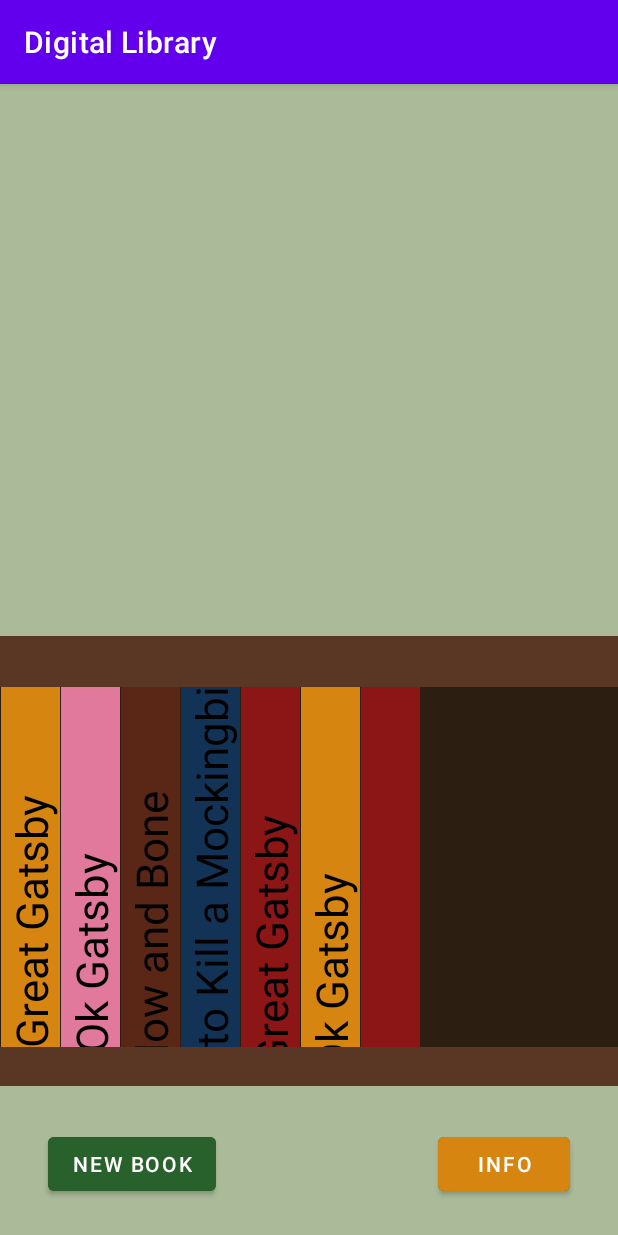
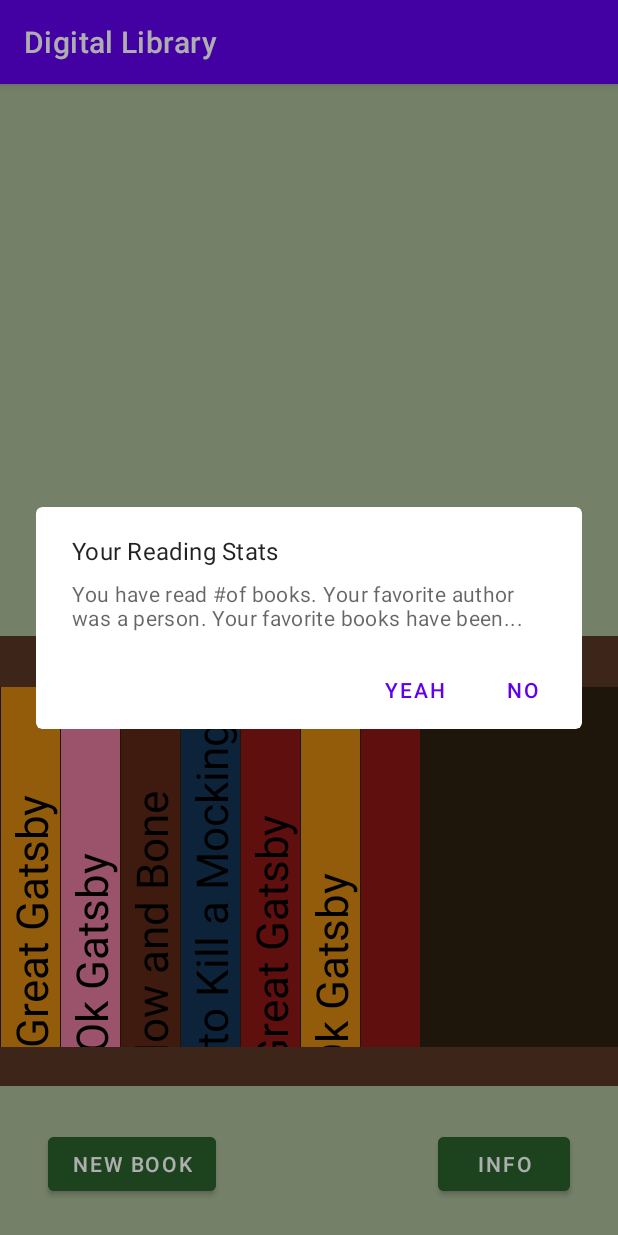
Before and after one commit to EmmaBelle13/Digital_Library, an Android app: the screen it shows after launch (MainActivity), after a tap on "INFO", on a phone screen of 412 x 824 dp. Run offline under Robolectric (Android 15) with nearby library versions, the phone set to English and light mode, and no system bars; our stand-ins replace Firebase (no records; nobody signed in at launch, a user with empty details on screens opened directly); 1 other tap on this screen came first.

Commit message:
beginning of the setting up of alert dialog

```diff
--- a/app/src/main/java/com/example/digitallibrary/BookViewModel.kt
+++ b/app/src/main/java/com/example/digitallibrary/BookViewModel.kt
@@ -8,7 +8,7 @@ class BookViewModel: ViewModel() {
 
     private var _books = mutableListOf<Book>(Book("The Great Gatsby","Fitzgerald", R.color.gold,500, "The story of Gatsby", "Fantasy", 0, 0),
         Book("The Ok Gatsby","Fitz", R.color.pink,510, "The story of another Gatsby","Fantasy", 1, 0),
-         Book("Shadow and Bone","Fitz", R.color.brown,520, "The story of another Gatsby","Fantasy", 2, 0),
+         Book("Shadow and Bone","Fitz", R.color.brown,520, "The story of another Gatsby","Fantasy", 2, 3),
          Book("How to Kill a Mockingbird","Fitz", R.color.blue,530, "The story of another Gatsby","Fantasy", 3, 0),
         Book("The Great Gatsby","Fitzgerald", R.color.red,540, "The story of Gatsby","Fantasy", 4, 0),
         Book("The Ok Gatsby","Fitz", R.color.gold,550, "The story of another Gatsby", "Fantasy", 5, 0))
@@ -100,5 +100,14 @@ class BookViewModel: ViewModel() {
         _books.add(Book("Title","Unknown",R.color.red, 500, "A Summary", "Fantasy", location, 0))
         setCurrentBook(location)
     }
+    fun findFavAuthor(){
+        var favAuthor = books[0].author
+        var currentWinner = 0
+        for(i in books){
+            if(i.score > books[currentWinner].score){
+
+            }
+        }
+    }
 
 }
--- a/app/src/main/java/com/example/digitallibrary/MainFragment.kt
+++ b/app/src/main/java/com/example/digitallibrary/MainFragment.kt
@@ -9,6 +9,7 @@ import androidx.core.content.ContextCompat
 import androidx.fragment.app.activityViewModels
 import androidx.navigation.findNavController
 import com.example.digitallibrary.databinding.FragmentMainBinding
+import com.google.android.material.dialog.MaterialAlertDialogBuilder
 import com.google.firebase.database.DatabaseReference
 import com.google.firebase.database.ktx.database
 import com.google.firebase.ktx.Firebase
@@ -41,6 +42,25 @@ class MainFragment : Fragment() {
         binding.infoButton.setOnClickListener(){
             binding.infoButton.setBackgroundColor(ContextCompat.getColor(binding.infoButton.context, R.color.gold))
         }
+
+        binding.infoButton.setOnClickListener{
+
+                MaterialAlertDialogBuilder(requireContext())
+                    .setTitle(R.string.dialog)
+                    .setMessage(R.string.dialog_subtitle)
+                    .setPositiveButton(R.string.dialog_no){ dialog, which ->
+
+
+                    }
+                    .setNegativeButton(R.string.dialog_yes){ dialog, which ->
+
+
+                    }
+                    .show()
+
+            }
+
+
         var books = viewModel.books
 
         val myAdapter = BookAdapter(books)
--- a/app/src/main/res/values/strings.xml
+++ b/app/src/main/res/values/strings.xml
@@ -26,6 +26,9 @@
            <item>Romance</item>
     </string-array>
     <string name="by_text">By:</string>
-
+    <string name="dialog">Your Reading Stats</string>
+    <string name="dialog_subtitle">You have read #of books. Your favorite author was a person. Your favorite books have been...</string>
+<string name="dialog_no">No</string>
+    <string name="dialog_yes">Yeah</string>
 
 </resources>
```
